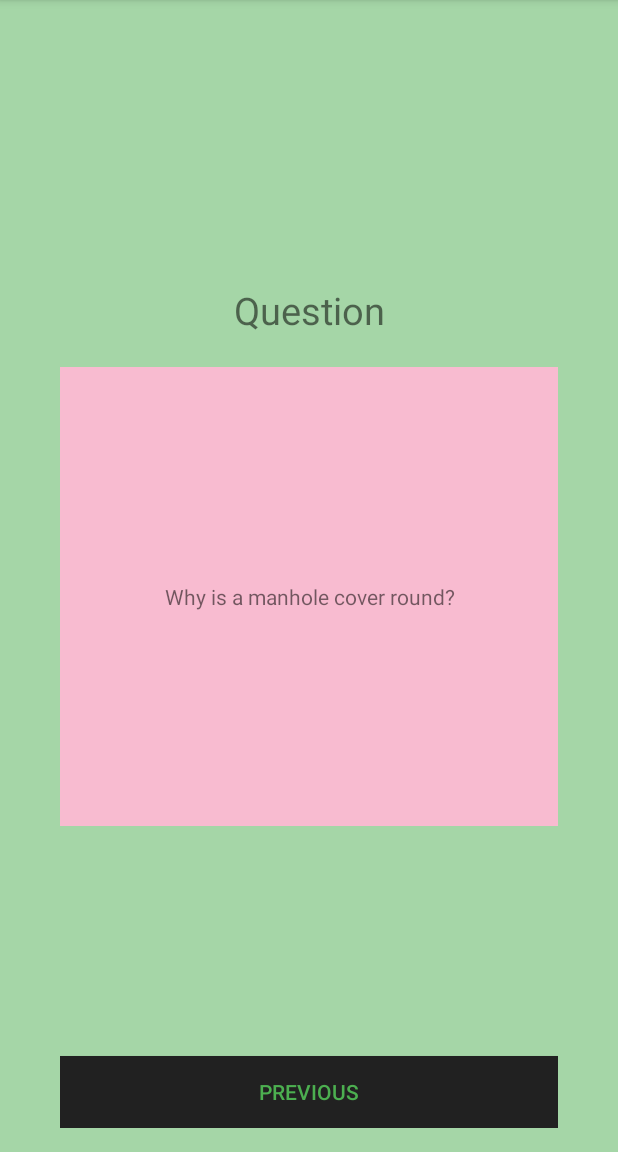
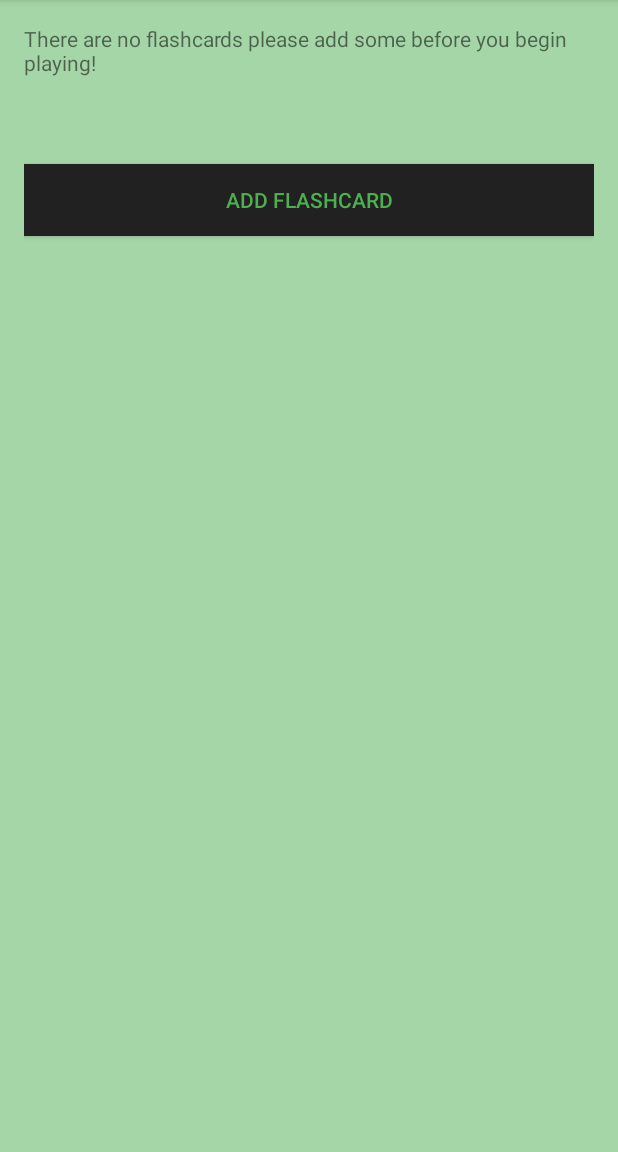
Before and after one commit to yqedan/ProgrammerHelper, an Android app: the FlashcardsActivity screen opened directly, with no data from a screen before it, on a phone screen of 412 x 824 dp, the part 84-1236 px from its top. Run offline under Robolectric (Android 15) with nearby library versions, the phone set to English and light mode, and no system bars; our stand-ins replace ButterKnife; libraries missing offline, so code that uses them is left out: org.parceler; 4 statements that could not run were skipped.

Commit message:
finish up the new topic logic and work on the ui for new flashcard

```diff
--- a/app/src/main/java/com/yusuf/programmerhelper/ui/TriviaActivity.java
+++ b/app/src/main/java/com/yusuf/programmerhelper/ui/TriviaActivity.java
@@ -50,7 +50,7 @@ public class TriviaActivity extends AppCompatActivity implements View.OnClickLis
         super.onCreate(savedInstanceState);
         setContentView(R.layout.activity_trivia);
         ButterKnife.bind(this);
-        topic = Parcels.unwrap(getIntent().getParcelableExtra("topic"));
+        topic = Parcels.unwrap(getIntent().getParcelableExtra("mTopic"));
         setTitle(topic.getTopicTitle());
         triviaQuestions = topic.getTriviaQuestions();
         //Reorganize data for randomization of options
--- a/app/src/main/java/com/yusuf/programmerhelper/ui/TriviaCategoriesActivity.java
+++ b/app/src/main/java/com/yusuf/programmerhelper/ui/TriviaCategoriesActivity.java
@@ -64,7 +64,7 @@ public class TriviaCategoriesActivity extends AppCompatActivity implements ListV
     @Override
     public void onItemClick(AdapterView<?> parent, View view, int position, long id) {
         Intent intent = new Intent(TriviaCategoriesActivity.this,TriviaActivity.class);
-        intent.putExtra("topic", Parcels.wrap(mTopics.get(position)));
+        intent.putExtra("mTopic", Parcels.wrap(mTopics.get(position)));
         startActivity(intent);
     }
 }
--- a/app/src/main/res/layout/activity_flashcards.xml
+++ b/app/src/main/res/layout/activity_flashcards.xml
@@ -5,18 +5,37 @@
     android:layout_width="match_parent"
     android:layout_height="match_parent"
     android:paddingBottom="@dimen/activity_vertical_margin"
-    android:paddingLeft="40dp"
-    android:paddingRight="40dp"
+    android:paddingLeft="@dimen/activity_vertical_margin"
+    android:paddingRight="@dimen/activity_vertical_margin"
     android:paddingTop="@dimen/activity_vertical_margin"
     android:orientation="vertical"
     android:background="@color/colorAccentLight"
     tools:context="com.yusuf.programmerhelper.ui.FlashcardsActivity">
 
-    <View
-        android:layout_weight="3"
+    <TextView
+        android:layout_width="wrap_content"
+        android:layout_height="wrap_content"
+        android:text="There are no flashcards please add some before you begin playing!"
+        android:id="@+id/no_flashcards_message" />
+
+    <Button
+        android:id="@+id/start"
         android:layout_width="match_parent"
-        android:layout_height="0dp"
-        android:id="@+id/view4" />
+        android:layout_height="wrap_content"
+        android:text="Start"
+        android:textColor="@color/colorAccent"
+        android:background="@color/primary_text"
+        android:layout_marginBottom="10dp"
+        android:visibility="invisible" />
+
+    <Button
+        android:id="@+id/add_flashcard"
+        android:layout_width="match_parent"
+        android:layout_height="wrap_content"
+        android:text="Add Flashcard"
+        android:textColor="@color/colorAccent"
+        android:background="@color/primary_text"
+        android:layout_marginBottom="10dp"/>
 
     <TextView
         android:gravity="center"
@@ -25,7 +44,8 @@
         android:layout_height="0dp"
         android:text="Question"
         android:textSize="25dp"
-        android:id="@+id/qanda" />
+        android:id="@+id/qanda"
+        android:visibility="invisible"/>
 
     <TextView
         android:background="@color/icons"
@@ -35,12 +55,13 @@
         android:layout_height="0dp"
         android:layout_width="match_parent"
         android:padding="10dp"
-        android:id="@+id/flashcard" />
+        android:id="@+id/flashcard"
+        android:visibility="invisible"/>
 
     <View
         android:layout_width="match_parent"
         android:layout_height="0dp"
-        android:layout_weight="3"
+        android:layout_weight="2"
         android:id="@+id/view3" />
 
     <Button
@@ -49,6 +70,7 @@
         android:layout_height="wrap_content"
         android:text="Previous"
         android:textColor="@color/colorAccent"
-        android:background="@color/primary_text" />
+        android:background="@color/primary_text"
+        android:visibility="invisible"/>
 
 </LinearLayout>
```
Also changed, not shown: app/src/main/AndroidManifest.xml (+7 -2 lines), app/src/main/java/com/yusuf/programmerhelper/models/Topic.java (+7 -1 lines), app/src/main/java/com/yusuf/programmerhelper/models/User.java (+0 -12 lines), app/src/main/java/com/yusuf/programmerhelper/ui/FlashcardCategoriesActivity.java (+14 -9 lines), app/src/main/java/com/yusuf/programmerhelper/ui/FlashcardsActivity.java (+34 -7 lines), app/src/main/java/com/yusuf/programmerhelper/ui/NewFlashcardActivity.java (added, +15 -0 lines), app/src/main/java/com/yusuf/programmerhelper/ui/NewTopicActivity.java (+6 -5 lines), app/src/main/res/layout/activity_new_flashcard.xml (added, +13 -0 lines), 1 other file.
